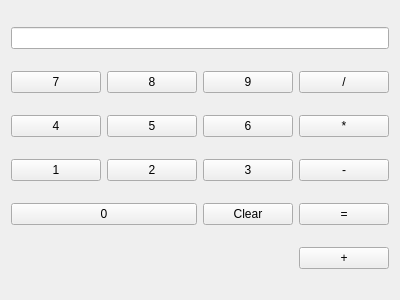
This is QtCalc/calculator.ui in tnakaicode/OCCProject as Qt 5 draws it before an edit. The edited form follows.
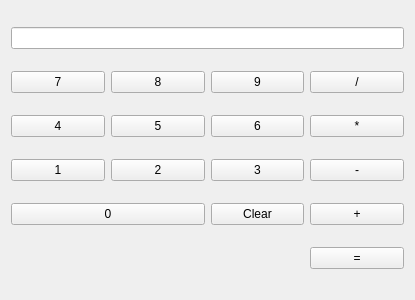
This is the edited form.

What changed in the file:
```diff
--- a/QtCalc/calculator.ui
+++ b/QtCalc/calculator.ui
@@ -6,7 +6,7 @@
    <rect>
     <x>0</x>
     <y>0</y>
-    <width>400</width>
+    <width>415</width>
     <height>300</height>
    </rect>
   </property>
@@ -123,19 +123,19 @@
     </widget>
    </item>
    <item row="4" column="3">
-    <widget class="QPushButton" name="buttonEquals">
-     <property name="text">
-      <string>=</string>
-     </property>
-    </widget>
-   </item>
-   <item row="5" column="3">
     <widget class="QPushButton" name="buttonAdd">
      <property name="text">
       <string>+</string>
      </property>
     </widget>
    </item>
+   <item row="5" column="3">
+    <widget class="QPushButton" name="buttonEquals">
+     <property name="text">
+      <string>=</string>
+     </property>
+    </widget>
+   </item>
   </layout>
  </widget>
  <resources/>
```
Left out of the diff: 6 changed lines with no effect on the pictures.
